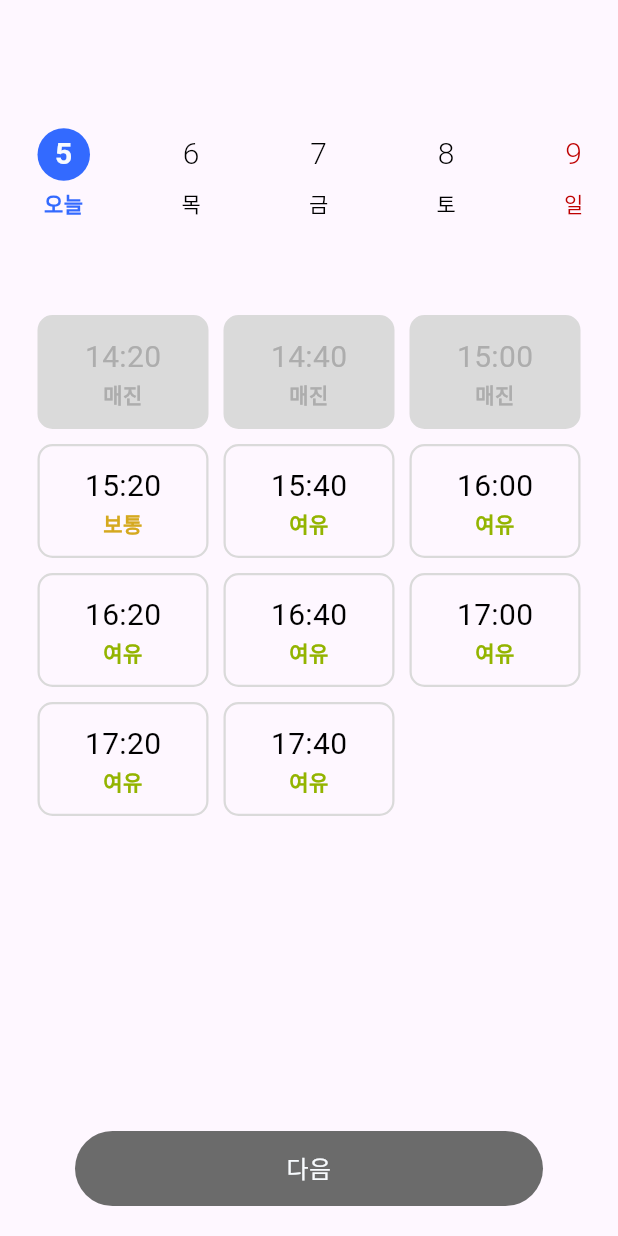
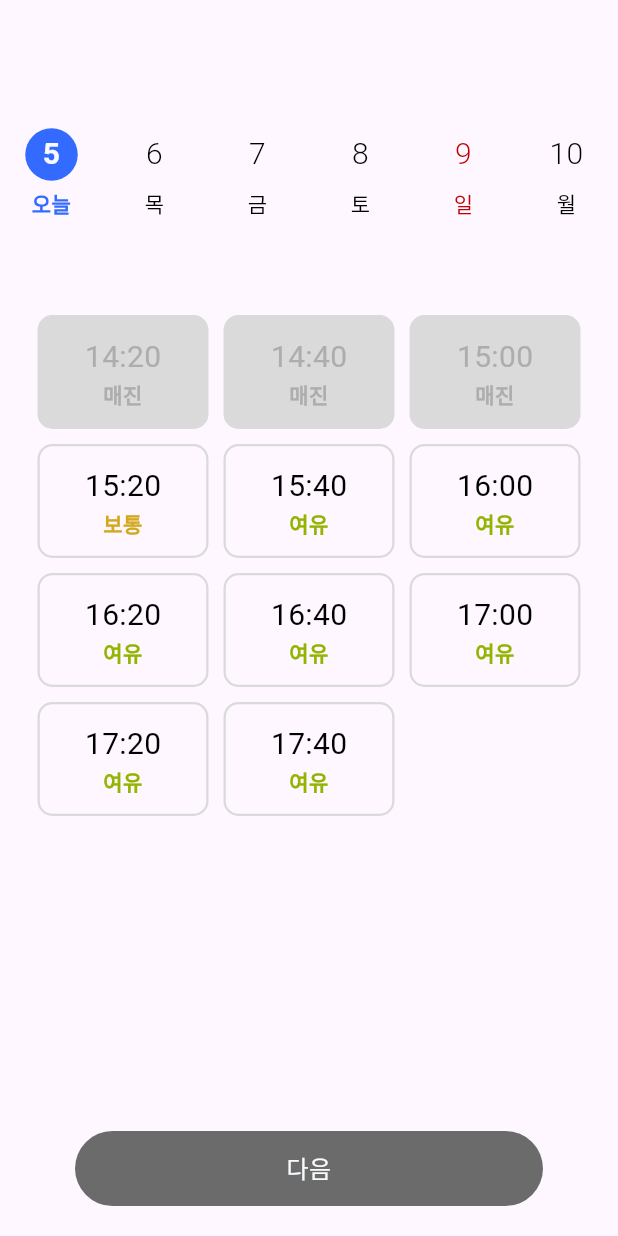
Before and after one commit to betterafter/monolith, a Flutter app: the screen it shows after launch, on a phone screen of 412 x 824 dp. Run offline on Flutter 3.47's test engine with Material 3 defaults, Android fonts, the phone set to English and light mode, and no system bars; our stand-ins replace flutter_bloc, get_it.

Commit message:
[feature] 간격 조정

```diff
--- a/packages/app/lib/screen/date_selection.widget.dart
+++ b/packages/app/lib/screen/date_selection.widget.dart
@@ -21,7 +21,7 @@ class _DateSelectionWidgetState extends State<DateSelectionWidget> {
   final ValueNotifier<bool> _isScrolling = ValueNotifier(false);
   late ScrollController _scrollController;
 
-  final double _dateItemWidth = 85;
+  late double _dateItemWidth;
 
   @override
   void initState() {
@@ -44,6 +44,7 @@ class _DateSelectionWidgetState extends State<DateSelectionWidget> {
 
   @override
   Widget build(BuildContext context) {
+    _dateItemWidth = MediaQuery.of(context).size.width / 6;
     return BlocBuilder<DateSelectionBloc, DateState>(
       buildWhen: (previous, current) {
         return current is DateInitialState;
```
